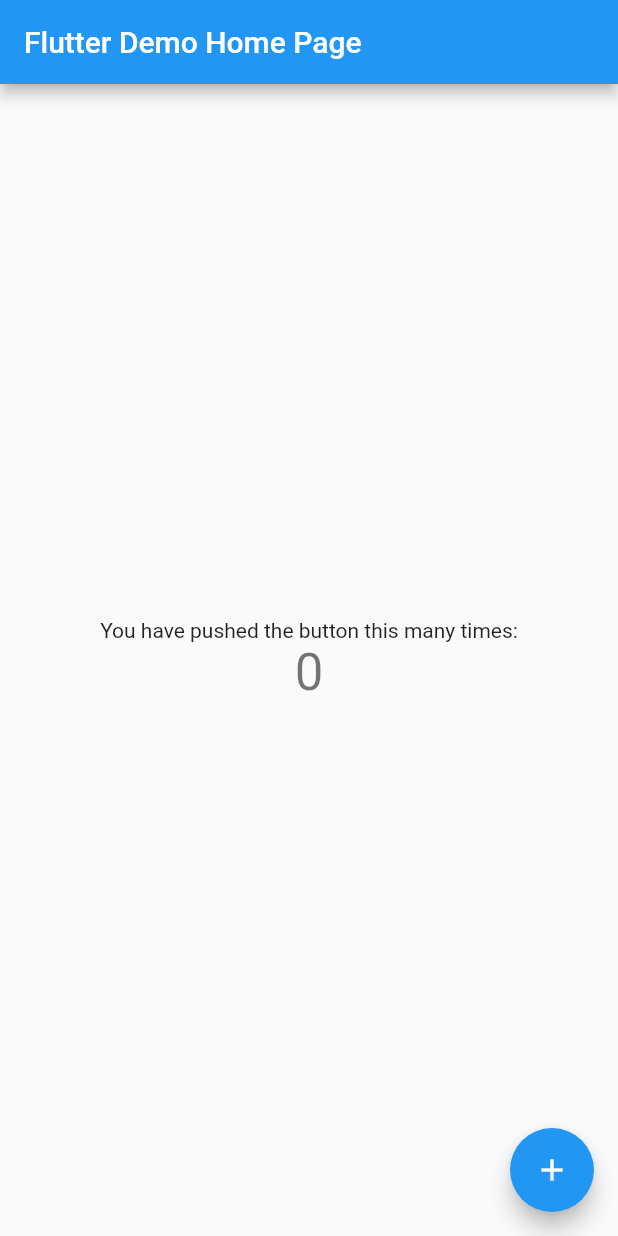
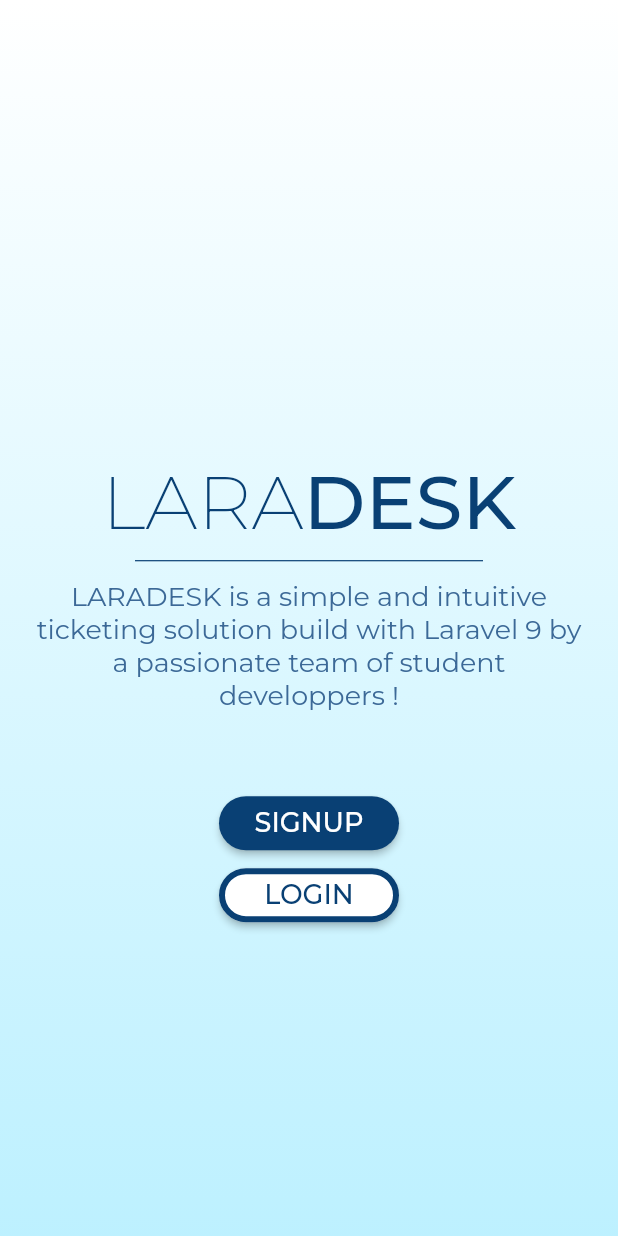
Before and after one commit to les-bogoss/laradesk_flutter, a Flutter app: the screen it shows after launch, on a phone screen of 412 x 824 dp. Run offline on Flutter 3.47's test engine with Material 2 defaults, Android fonts, the phone set to English and light mode, and no system bars; our stand-ins replace google_fonts.

Commit message:
🏠 add home page, routes, login, register page.

```diff
--- a/lib/main.dart
+++ b/lib/main.dart
@@ -1,115 +1,16 @@
 import 'package:flutter/material.dart';
+import 'package:laradesk_flutter/routes.dart';
 
 void main() {
-  runApp(const MyApp());
+  runApp(MyApp());
 }
 
 class MyApp extends StatelessWidget {
-  const MyApp({Key? key}) : super(key: key);
-
-  // This widget is the root of your application.
   @override
   Widget build(BuildContext context) {
     return MaterialApp(
-      title: 'Flutter Demo',
-      theme: ThemeData(
-        // This is the theme of your application.
-        //
-        // Try running your application with "flutter run". You'll see the
-        // application has a blue toolbar. Then, without quitting the app, try
-        // changing the primarySwatch below to Colors.green and then invoke
-        // "hot reload" (press "r" in the console where you ran "flutter run",
-        // or simply save your changes to "hot reload" in a Flutter IDE).
-        // Notice that the counter didn't reset back to zero; the application
-        // is not restarted.
-        primarySwatch: Colors.blue,
-      ),
-      home: const MyHomePage(title: 'Flutter Demo Home Page'),
+      debugShowCheckedModeBanner: false,
+      routes: appRoutes,
     );
   }
 }
-
-class MyHomePage extends StatefulWidget {
-  const MyHomePage({Key? key, required this.title}) : super(key: key);
-
-  // This widget is the home page of your application. It is stateful, meaning
-  // that it has a State object (defined below) that contains fields that affect
-  // how it looks.
-
-  // This class is the configuration for the state. It holds the values (in this
-  // case the title) provided by the parent (in this case the App widget) and
-  // used by the build method of the State. Fields in a Widget subclass are
-  // always marked "final".
-
-  final String title;
-
-  @override
-  State<MyHomePage> createState() => _MyHomePageState();
-}
-
-class _MyHomePageState extends State<MyHomePage> {
-  int _counter = 0;
-
-  void _incrementCounter() {
-    setState(() {
-      // This call to setState tells the Flutter framework that something has
-      // changed in this State, which causes it to rerun the build method below
-      // so that the display can reflect the updated values. If we changed
-      // _counter without calling setState(), then the build method would not be
-      // called again, and so nothing would appear to happen.
-      _counter++;
-    });
-  }
-
-  @override
-  Widget build(BuildContext context) {
-    // This method is rerun every time setState is called, for instance as done
-    // by the _incrementCounter method above.
-    //
-    // The Flutter framework has been optimized to make rerunning build methods
-    // fast, so that you can just rebuild anything that needs updating rather
-    // than having to individually change instances of widgets.
-    return Scaffold(
-      appBar: AppBar(
-        // Here we take the value from the MyHomePage object that was created by
-        // the App.build method, and use it to set our appbar title.
-        title: Text(widget.title),
-      ),
-      body: Center(
-        // Center is a layout widget. It takes a single child and positions it
-        // in the middle of the parent.
-        child: Column(
-          // Column is also a layout widget. It takes a list of children and
-          // arranges them vertically. By default, it sizes itself to fit its
-          // children horizontally, and tries to be as tall as its parent.
-          //
-          // Invoke "debug painting" (press "p" in the console, choose the
-          // "Toggle Debug Paint" action from the Flutter Inspector in Android
-          // Studio, or the "Toggle Debug Paint" command in Visual Studio Code)
-          // to see the wireframe for each widget.
-          //
-          // Column has various properties to control how it sizes itself and
-          // how it positions its children. Here we use mainAxisAlignment to
-          // center the children vertically; the main axis here is the vertical
-          // axis because Columns are vertical (the cross axis would be
-          // horizontal).
-          mainAxisAlignment: MainAxisAlignment.center,
-          children: <Widget>[
-            const Text(
-              'You have pushed the button this many times:',
-            ),
-            Text(
-              '$_counter',
-              style: Theme.of(context).textTheme.headline4,
-            ),
-          ],
-        ),
-      ),
-      floatingActionButton: FloatingActionButton(
-        onPressed: _incrementCounter,
-        tooltip: 'Increment',
-        child: const Icon(Icons.add),
-      ), // This trailing comma makes auto-formatting nicer for build methods.
-    );
-  }
-}
--- /dev/null
+++ b/lib/routes.dart
@@ -0,0 +1,9 @@
+import 'views/home/home.dart';
+import 'views/home/login.dart';
+import 'views/home/register.dart';
+
+var appRoutes = {
+  '/': (context) => const HomePage(),
+  '/login': (context) => const LoginPage(),
+  '/register': (context) => const RegisterPage(),
+};
--- /dev/null
+++ b/lib/views/home/home.dart
@@ -0,0 +1,146 @@
+import 'package:flutter/material.dart';
+import 'package:google_fonts/google_fonts.dart';
+
+class HomePage extends StatelessWidget {
+  const HomePage({Key? key}) : super(key: key);
+
+  @override
+  Widget build(BuildContext context) {
+    return Container(
+      decoration: const BoxDecoration(
+        gradient: LinearGradient(
+          begin: Alignment(0, 4),
+          end: Alignment.topCenter,
+          colors: [Color(0xFF5ADBFF), Colors.white],
+        ),
+      ),
+      child: Scaffold(
+        backgroundColor: Colors.transparent,
+        body: Center(
+          child: Column(
+            mainAxisAlignment: MainAxisAlignment.center,
+            children: <Widget>[
+              const Spacer(flex: 3),
+              Column(
+                children: [
+                  RichText(
+                    text: TextSpan(
+                      children: <TextSpan>[
+                        TextSpan(
+                            text: 'LARA',
+                            style: GoogleFonts.montserrat(
+                                fontWeight: FontWeight.w200,
+                                fontSize: 50,
+                                color: const Color(0xFF094074))),
+                        TextSpan(
+                          text: 'DESK',
+                          style: GoogleFonts.montserrat(
+                              fontSize: 50,
+                              fontWeight: FontWeight.w500,
+                              color: const Color(0xFF094074)),
+                        ),
+                      ],
+                    ),
+                  ),
+                  const Padding(
+                    padding: EdgeInsets.only(left: 90, right: 90, bottom: 5),
+                    child: Divider(
+                      color: Color(0xFF094074),
+                      thickness: 0.8,
+                    ),
+                  ),
+                  Padding(
+                    padding: const EdgeInsets.only(left: 20, right: 20),
+                    child: RichText(
+                      textAlign: TextAlign.center,
+                      text: TextSpan(
+                        children: <TextSpan>[
+                          TextSpan(
+                              text:
+                                  'LARADESK is a simple and intuitive ticketing solution build with Laravel 9 by a passionate team of student developpers !',
+                              style: GoogleFonts.montserrat(
+                                  fontSize: 18,
+                                  fontWeight: FontWeight.w400,
+                                  color: const Color(0xFF3C6997))),
+                        ],
+                      ),
+                    ),
+                  ),
+                ],
+              ),
+              Column(
+                children: [
+                  const SizedBox(
+                    height: 50,
+                  ),
+                  Container(
+                    width: 120,
+                    margin: const EdgeInsets.only(top: 0),
+                    child: ElevatedButton(
+                      onPressed: () {
+                        Navigator.pushNamed(context, '/register');
+                      },
+                      style: ButtonStyle(
+                        backgroundColor: MaterialStateProperty.all<Color>(
+                            const Color(0xFF094074)),
+                        elevation: ButtonStyleButton.allOrNull<double>(2),
+                        shape:
+                            MaterialStateProperty.resolveWith<OutlinedBorder>(
+                          (_) {
+                            return RoundedRectangleBorder(
+                              borderRadius: BorderRadius.circular(20),
+                            );
+                          },
+                        ),
+                      ),
+                      child: Text(
+                        'SIGNUP',
+                        style: GoogleFonts.montserrat(
+                            fontSize: 18,
+                            fontWeight: FontWeight.w500,
+                            color: Colors.white),
+                      ),
+                    ),
+                  ),
+                  Container(
+                    width: 120,
+                    color: const Color.fromARGB(0, 0, 0, 0),
+                    margin: const EdgeInsets.only(top: 0),
+                    child: ElevatedButton(
+                      onPressed: () {
+                        Navigator.pushNamed(context, '/login');
+                      },
+                      style: ButtonStyle(
+                        backgroundColor:
+                            MaterialStateProperty.all<Color>(Colors.white),
+                        elevation: ButtonStyleButton.allOrNull<double>(2),
+                        shape:
+                            MaterialStateProperty.resolveWith<OutlinedBorder>(
+                          (_) {
+                            return RoundedRectangleBorder(
+                                borderRadius: BorderRadius.circular(20),
+                                side: const BorderSide(
+                                    color: Color(0xFF094074), width: 4));
+                          },
+                        ),
+                      ),
+                      child: Text(
+                        'LOGIN',
+                        style: GoogleFonts.montserrat(
+                            fontSize: 18,
+                            fontWeight: FontWeight.w500,
+                            color: const Color(0xFF094074)),
+                      ),
+                    ),
+                  ),
+                ],
+              ),
+              const Spacer(flex: 2),
+              // add container
+            ],
+          ),
+        ),
+      ),
+    );
+  }
+}
--- /dev/null
+++ b/lib/views/home/login.dart
@@ -0,0 +1,24 @@
+import 'package:flutter/material.dart';
+
+class LoginPage extends StatelessWidget {
+  const LoginPage({Key? key}) : super(key: key);
+
+  @override
+  Widget build(BuildContext context) {
+    return Container(
+      decoration: const BoxDecoration(
+        gradient: LinearGradient(
+          begin: Alignment(0, 4),
+          end: Alignment.topCenter,
+          colors: [Color(0xFF5ADBFF), Colors.white],
+        ),
+      ),
+      child: const Scaffold(
+        backgroundColor: Colors.transparent,
+        body: Center(
+          child: Text('LoginPage'),
+        ),
+      ),
+    );
+  }
+}
--- /dev/null
+++ b/lib/views/home/register.dart
@@ -0,0 +1,25 @@
+import 'package:flutter/material.dart';
+
+
+class RegisterPage extends StatelessWidget {
+  const RegisterPage({Key? key}) : super(key: key);
+
+  @override
+  Widget build(BuildContext context) {
+    return Container(
+      decoration: const BoxDecoration(
+        gradient: LinearGradient(
+          begin: Alignment(0, 4),
+          end: Alignment.topCenter,
+          colors: [Color(0xFF5ADBFF), Colors.white],
+        ),
+      ),
+      child: const Scaffold(
+        backgroundColor: Colors.transparent,
+        body: Center(
+          child: Text('RegisterPage'),
+        ),
+      ),
+    );
+  }
+}
--- a/pubspec.yaml
+++ b/pubspec.yaml
@@ -34,6 +34,8 @@
   # The following adds the Cupertino Icons font to your application.
   # Use with the CupertinoIcons class for iOS style icons.
   cupertino_icons: ^1.0.2
+  http: ^0.13.4
+  google_fonts: ^3.0.1
 
 dev_dependencies:
   flutter_test:
```
Also changed, not shown: pubspec.lock, 10 other files.
